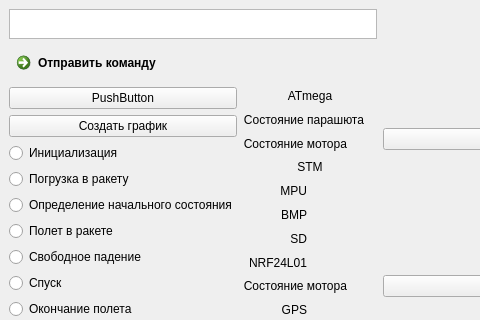
Before: the Qt Designer form ground/unisat-gcs/src/unisat_gcs/server/gcs_ui.ui in Unica-RocketSpace/CanSat-2018, drawn with Qt 5; both pictures show x 0 to 480 and y 0 to 320 of the 1304 by 572 pixel window.
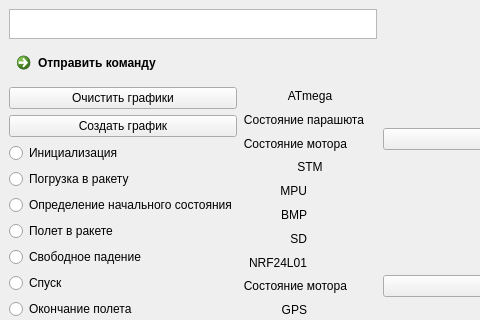
After: the same form once the commit is applied.

```diff
--- a/ground/unisat-gcs/src/unisat_gcs/server/gcs_ui.ui
+++ b/ground/unisat-gcs/src/unisat_gcs/server/gcs_ui.ui
@@ -9,7 +9,7 @@
    <rect>
     <x>0</x>
     <y>0</y>
-    <width>943</width>
+    <width>1298</width>
     <height>572</height>
    </rect>
   </property>
@@ -59,7 +59,7 @@
              </size>
             </property>
             <property name="text">
-             <string>PushButton</string>
+             <string>Очистить графики</string>
             </property>
            </widget>
           </item>
```
Left out of the diff: 2 changed lines with no effect on the pictures.
